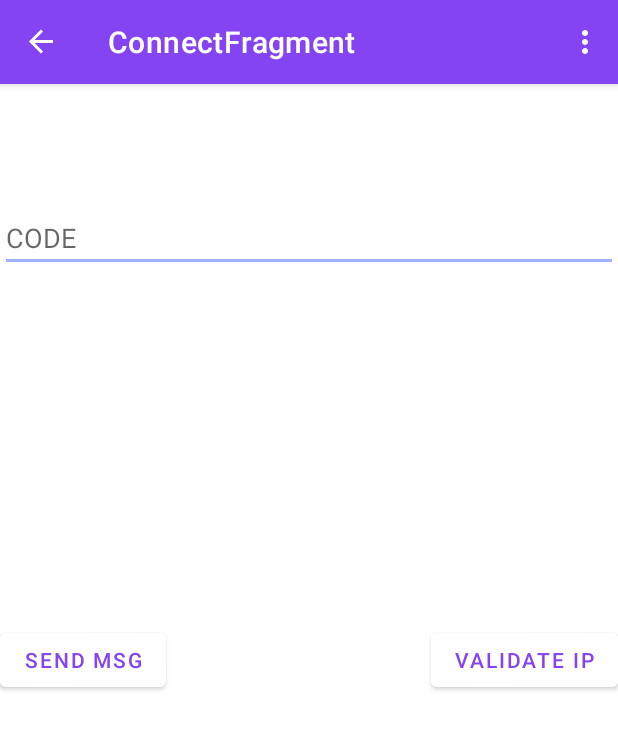
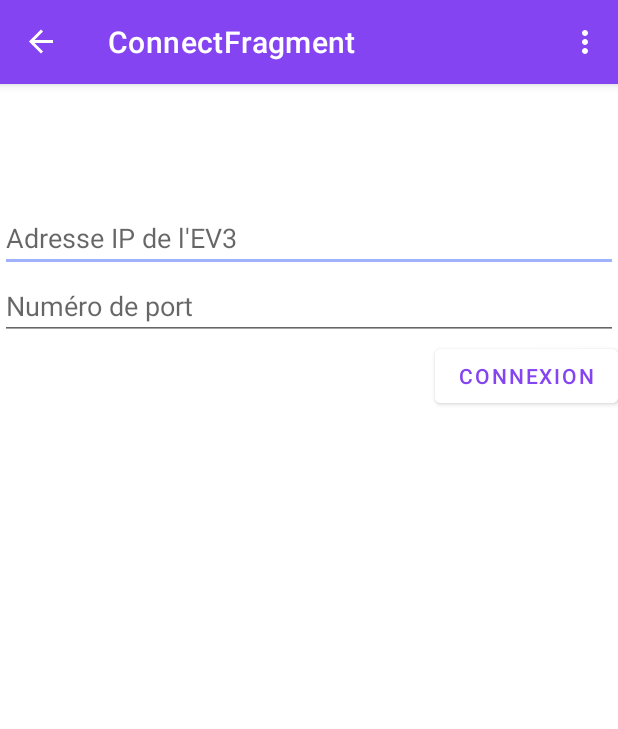
Before and after one commit to emerlaud/LejosSorterApp, an Android app: the screen it shows after launch (MainActivity), in the side drawer, after a tap on "Connection", on a phone screen of 412 x 824 dp. Shown: the top 729 px of the screen. Run offline under Robolectric (Android 15) with nearby library versions, the light colour scheme and no system bars; our stand-ins replace data binding, navigation-ui.

Commit message:
refract french

```diff
--- a/app/src/main/java/fr/gems/lejos/ui/connect/ConnectFragment.kt
+++ b/app/src/main/java/fr/gems/lejos/ui/connect/ConnectFragment.kt
@@ -35,15 +35,9 @@ class ConnectFragment : Fragment() {
         connectViewModel.updateIp(ipField.text.toString())
 
 
-        val sendMsg : Button = view.findViewById(R.id.sendMsg)
-        sendMsg.setOnClickListener {
-            connectViewModel.sendMsgWifi()
-            Toast.makeText(activity,"Message envoyé", Toast.LENGTH_SHORT).show()
-        }
-
         val validateIP : Button = view.findViewById(R.id.validate_code_button)
         validateIP.setOnClickListener {
-            connectViewModel.initWifi()
+            connectViewModel.initWifi(connectViewModel.ip, connectViewModel.port.toString())
             Toast.makeText(activity,"Connexion établie", Toast.LENGTH_SHORT).show()
         }
 
--- a/app/src/main/res/layout/fragment_connect.xml
+++ b/app/src/main/res/layout/fragment_connect.xml
@@ -13,36 +13,31 @@
             android:layout_width="match_parent"
             android:layout_height="wrap_content"
             android:layout_marginTop="80dp"
-            android:hint="@string/code"
+            android:hint="@string/ip"
             app:layout_constraintEnd_toEndOf="parent"
             app:layout_constraintHorizontal_bias="0.498"
             app:layout_constraintStart_toStartOf="parent"
             app:layout_constraintTop_toTopOf="parent" />
 
-        <Button
-            android:id="@+id/sendMsg"
-            android:layout_width="wrap_content"
+        <EditText
+            android:id="@+id/editPort"
+            android:layout_width="match_parent"
             android:layout_height="wrap_content"
-            android:backgroundTint="@color/white"
-            android:text="Send msg"
-            android:textColor="@color/mainPurple"
-            app:layout_constraintBottom_toBottomOf="parent"
-            app:layout_constraintEnd_toStartOf="@+id/validate_code_button"
-            app:layout_constraintHorizontal_bias="0.0"
+            android:hint="@string/port"
+            app:layout_constraintEnd_toEndOf="parent"
+            app:layout_constraintHorizontal_bias="0.498"
             app:layout_constraintStart_toStartOf="parent"
-            app:layout_constraintTop_toTopOf="parent"
-            app:strokeColor="@color/mainPurple" />
+            app:layout_constraintTop_toBottomOf="@+id/editIP" />
 
         <Button
             android:id="@+id/validate_code_button"
             android:layout_width="wrap_content"
             android:layout_height="wrap_content"
             android:backgroundTint="@color/white"
-            android:text="Validate ip"
+            android:text="@string/connexion"
             android:textColor="@color/mainPurple"
-            app:layout_constraintBottom_toBottomOf="parent"
             app:layout_constraintEnd_toEndOf="parent"
-            app:layout_constraintTop_toTopOf="parent"
+            app:layout_constraintTop_toBottomOf="@+id/editPort"
             app:strokeColor="@color/mainPurple" />
 
     </androidx.constraintlayout.widget.ConstraintLayout>
--- a/app/src/main/res/values/strings.xml
+++ b/app/src/main/res/values/strings.xml
@@ -24,15 +24,17 @@
     <string name="control_system">Contrôles du système</string>
     <string name="trash">Poubelle</string>
     <string name="breakdown">Panne</string>
+
     <string name="quantity_format">%d</string>
-
     <string name="mac_format">%s</string>
 
     <string name="last_result">Résultat du dernier tri</string>
 
     <string name="ramp_order">Entrer les couleurs de Lego dans l\'ordre croissant</string>
     <string name="color_choice">Choisir la couleur</string>
-    <!-- TODO: Remove or change this placeholder text -->
-    <string name="hello_blank_fragment">Hello blank fragment</string>
+
+    <string name="connexion">Connexion</string>
+    <string name="ip">Adresse IP de l\'EV3</string>
+    <string name="port">Numéro de port</string>
 
 </resources>
```
Also changed, not shown: app/src/main/java/fr/gems/lejos/WifiControl.kt (+12 -11 lines), app/src/main/java/fr/gems/lejos/ui/connect/ConnectViewModel.kt (+9 -34 lines).
